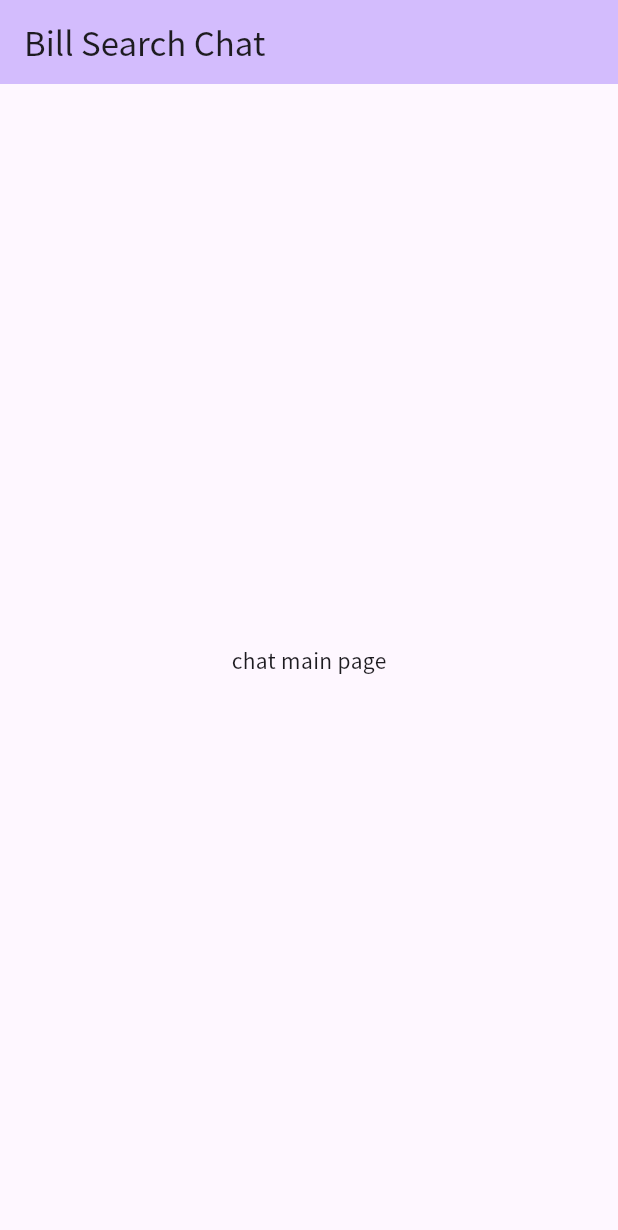
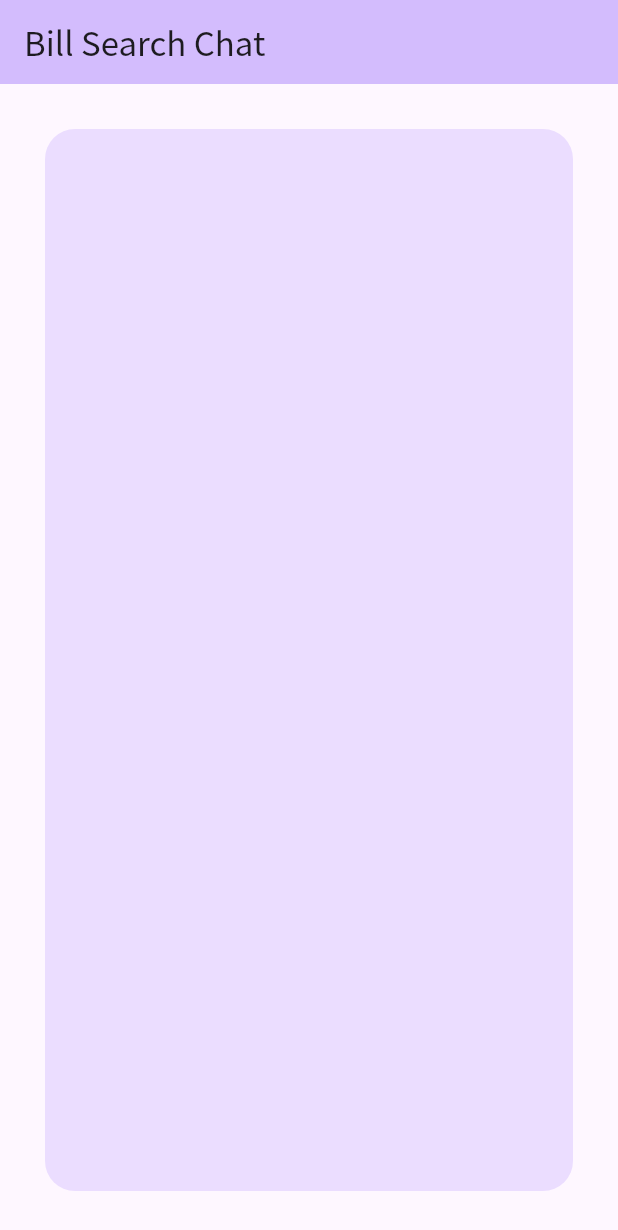
Before and after one commit to myid-hana/Bill_Search_Chat, a Flutter app: the screen it shows after launch, on a phone screen of 412 x 824 dp. Shown: the top 1230 px of the screen. Run offline on Flutter 3.47's test engine with Material 3 defaults, Android fonts, the light colour scheme and no system bars; our stand-ins replace google_fonts.

Commit message:
container 추가

```diff
--- a/lib/page/chat.dart
+++ b/lib/page/chat.dart
@@ -13,14 +13,15 @@ class ChatPage extends StatelessWidget {
           style: Theme.of(context).textTheme.titleLarge,
         ),
       ),
-      body: const Center(
-        child: Column(
-          mainAxisAlignment: MainAxisAlignment.center,
-          children: <Widget>[
-            Text(
-              'chat main page',
-            ),
-          ],
+      body: Center(
+        child: Container(
+          margin: const EdgeInsets.all(30),
+          width: double.infinity,
+          height: double.infinity,
+          decoration: BoxDecoration(
+            color: Theme.of(context).colorScheme.primaryContainer,
+            borderRadius: BorderRadius.circular(20),
+          ),
         ),
       ),
     );
```
